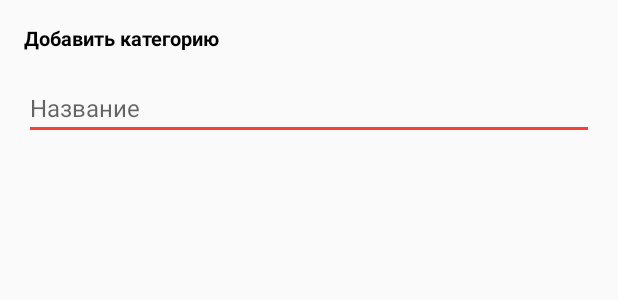
After one commit to Ghostwish46/NotForgot, an Android app: the layout alert_dialog_add_category.xml on its own in the app's theme, with its tools: preview values and no code run, on a phone screen of 412 x 824 dp. The commit adds this screen. Shown: the top 300 px of the screen. Run offline under Robolectric (Android 15) with nearby library versions, the phone set to English and light mode, and no system bars.

Commit message:
Add new category feature is done.

```diff
--- a/app/src/main/java/dev/ghost/notforgotapp/dao/CategoryDao.kt
+++ b/app/src/main/java/dev/ghost/notforgotapp/dao/CategoryDao.kt
@@ -21,5 +21,8 @@ interface CategoryDao {
 
 
     @Insert(onConflict = OnConflictStrategy.REPLACE)
-    fun add(tasks:List<Category>)
+    fun add(category: Category)
+
+    @Insert(onConflict = OnConflictStrategy.REPLACE)
+    fun addMany(categories:List<Category>)
 }
--- a/app/src/main/java/dev/ghost/notforgotapp/helpers/ApiService.kt
+++ b/app/src/main/java/dev/ghost/notforgotapp/helpers/ApiService.kt
@@ -42,4 +42,10 @@ interface ApiService {
         @Body task: Task
     ): Deferred<Response<Task>>
 
+    @POST("categories")
+    fun addCategoryAsync(
+        @Query("api_token") token: String,
+        @Body category: Category
+    ): Deferred<Response<Category>>
+
 }
--- a/app/src/main/res/layout/activity_task_edit.xml
+++ b/app/src/main/res/layout/activity_task_edit.xml
@@ -82,7 +82,6 @@
                     android:ems="10"
                     android:hint="@string/hint_task_name"
                     android:inputType="text"
-                    android:maxLength="120"
                     android:text="@={task.title}"
                     android:textSize="16sp"
                     app:layout_constraintEnd_toEndOf="parent"
@@ -167,7 +166,8 @@
                     app:layout_constraintBottom_toBottomOf="@+id/spinnerTaskEditCategory"
                     app:layout_constraintEnd_toEndOf="parent"
                     app:layout_constraintTop_toTopOf="@+id/spinnerTaskEditCategory"
-                    app:srcCompat="@drawable/icon_add" />
+                    app:srcCompat="@drawable/icon_add"
+                    android:onClick="showAddCategoryDialog"/>
 
             </androidx.constraintlayout.widget.ConstraintLayout>
         </ScrollView>
--- /dev/null
+++ b/app/src/main/res/layout/alert_dialog_add_category.xml
@@ -0,0 +1,54 @@
+<?xml version="1.0" encoding="utf-8"?>
+<layout xmlns:android="http://schemas.android.com/apk/res/android"
+    xmlns:app="http://schemas.android.com/apk/res-auto">
+
+    <data>
+        <variable
+            name="category"
+            type="dev.ghost.notforgotapp.entities.Category" />
+
+    </data>
+
+    <androidx.constraintlayout.widget.ConstraintLayout
+        android:layout_width="match_parent"
+        android:layout_height="wrap_content"
+        android:padding="@dimen/margin_normal">
+
+        <TextView
+            android:id="@+id/textViewAddTaskLinesCount"
+            android:layout_width="wrap_content"
+            android:layout_height="wrap_content"
+            android:layout_marginTop="@dimen/margin_small"
+            android:text='@{category.name.length() + " / 140"}'
+            android:textColor="@color/colorVeryDarkGray"
+            app:layout_constraintEnd_toEndOf="parent"
+            app:layout_constraintTop_toBottomOf="@+id/editTextAddTaskName" />
+
+        <EditText
+            android:id="@+id/editTextAddTaskName"
+            android:layout_width="0dp"
+            android:layout_height="wrap_content"
+            android:layout_marginTop="@dimen/margin_normal"
+            android:ems="10"
+            android:hint="@string/hint_task_name"
+            android:inputType="text"
+            android:maxLength="140"
+            android:text="@={category.name}"
+            android:textSize="16sp"
+            app:layout_constraintEnd_toEndOf="parent"
+            app:layout_constraintStart_toStartOf="parent"
+            app:layout_constraintTop_toBottomOf="@+id/textViewAddTaskHeader" />
+
+        <TextView
+            android:id="@+id/textViewAddTaskHeader"
+            android:layout_width="0dp"
+            android:layout_height="wrap_content"
+            android:text="@string/header_add_category"
+            android:textColor="@color/colorBlack"
+            android:textSize="13sp"
+            android:textStyle="bold"
+            app:layout_constraintEnd_toEndOf="parent"
+            app:layout_constraintStart_toStartOf="parent"
+            app:layout_constraintTop_toTopOf="parent" />
+    </androidx.constraintlayout.widget.ConstraintLayout>
+</layout>
--- a/app/src/main/res/values/strings.xml
+++ b/app/src/main/res/values/strings.xml
@@ -5,6 +5,7 @@
     <string name="header_registration">Регистрация</string>
     <string name="header_add_task">Добавить заметку</string>
     <string name="header_edit_task">Редактировать заметку</string>
+    <string name="header_add_category">Добавить категорию</string>
 
     <string name="hint_name">Имя</string>
     <string name="hint_mail">Почта</string>
@@ -20,6 +21,7 @@
     <string name="action_login">Войти</string>
     <string name="action_edit">Редактировать</string>
     <string name="action_save">Сохранить</string>
+    <string name="action_cancel">Отмена</string>
 
     <string name="text_until">До %s</string>
     <string name="text_done">Сделано</string>
@@ -27,7 +29,8 @@
     <string name="text_unspecified">Не указано</string>
 
     <string name="text_task_saved_successfully">Дело успешно сохранено.</string>
-    <string name="text_task_saved_error">Ошибка соединения. Данные сохранены локально.</string>
+    <string name="text_category_saved_successfully">Категория успешно добавлена.</string>
+    <string name="text_api_saving_error">Ошибка соединения. Данные сохранены локально.</string>
 
 
 
```
Also changed, not shown: app/src/main/java/dev/ghost/notforgotapp/repositories/CategoryRepository.kt (+20 -2 lines), app/src/main/java/dev/ghost/notforgotapp/taskedit/TaskEditActivity.kt (+53 -3 lines), app/src/main/java/dev/ghost/notforgotapp/taskedit/TaskEditViewModel.kt (+16 -2 lines).
